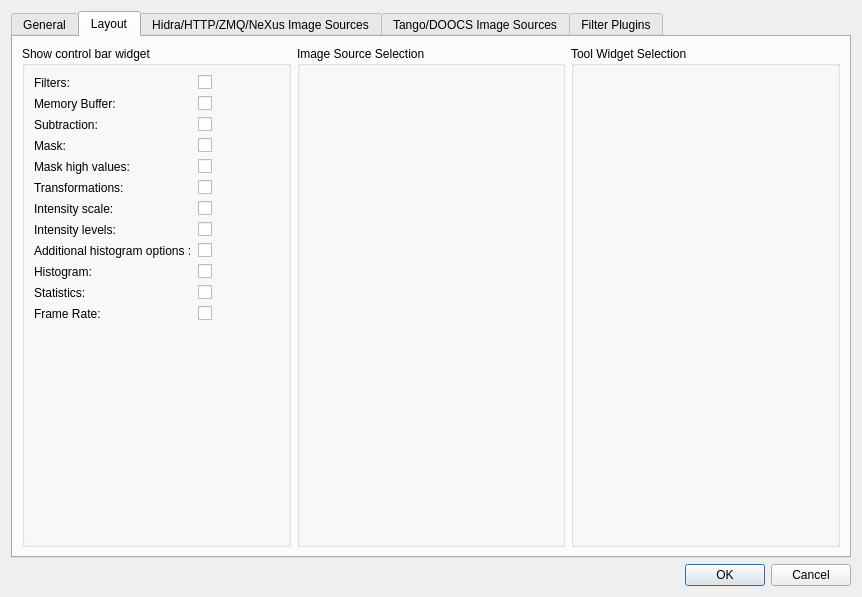
Qt form lavuelib/ui/ConfigDialog.ui (syncope/lavue) before a commit.
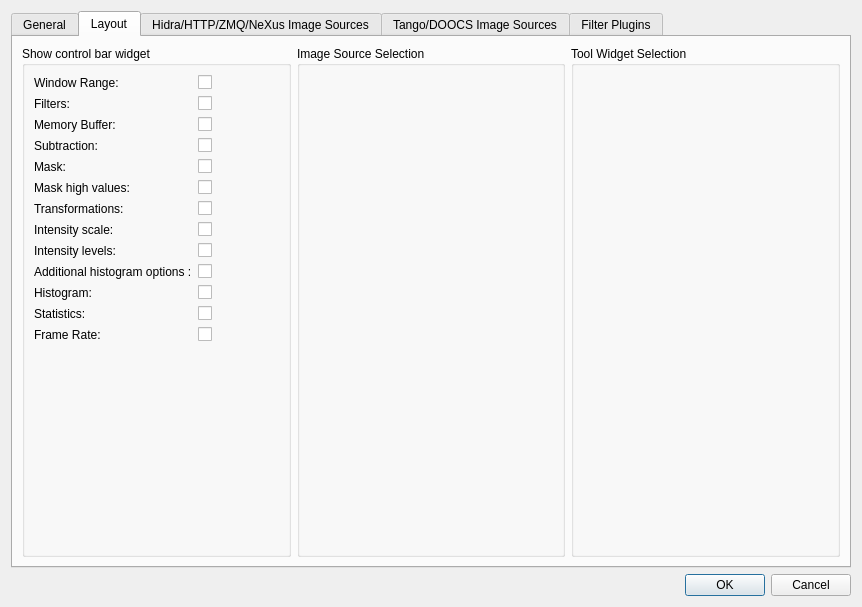
The same form after that commit. The open tabs and pages were chosen to show the change.

Commit message: add range window

```diff
--- a/lavuelib/ui/ConfigDialog.ui
+++ b/lavuelib/ui/ConfigDialog.ui
@@ -7,7 +7,7 @@
     <x>0</x>
     <y>0</y>
     <width>862</width>
-    <height>597</height>
+    <height>607</height>
    </rect>
   </property>
   <property name="windowTitle">
@@ -757,7 +757,7 @@
             </item>
             <item row="0" column="0">
              <layout class="QGridLayout" name="viewGridLayout">
-              <item row="5" column="0">
+              <item row="6" column="0">
                <widget class="QLabel" name="showmaskLabel">
                 <property name="toolTip">
                  <string>show widgets to select the image mask</string>
@@ -770,7 +770,7 @@
                 </property>
                </widget>
               </item>
-              <item row="6" column="0">
+              <item row="7" column="0">
                <widget class="QLabel" name="showmaskhighLabel">
                 <property name="toolTip">
                  <string>&lt;html&gt;&lt;head/&gt;&lt;body&gt;&lt;p&gt;show widgets to select the mask high pixel values&lt;/p&gt;&lt;/body&gt;&lt;/html&gt;</string>
@@ -783,7 +783,7 @@
                 </property>
                </widget>
               </item>
-              <item row="8" column="0">
+              <item row="9" column="0">
                <widget class="QLabel" name="showscaleLabel">
                 <property name="toolTip">
                  <string>show widgets to select the image intensity scale</string>
@@ -796,7 +796,7 @@
                 </property>
                </widget>
               </item>
-              <item row="11" column="1">
+              <item row="12" column="1">
                <widget class="QCheckBox" name="showhistoCheckBox">
                 <property name="toolTip">
                  <string>show histogram to set range and color distribution</string>
@@ -806,7 +806,7 @@
                 </property>
                </widget>
               </item>
-              <item row="12" column="0">
+              <item row="13" column="0">
                <widget class="QLabel" name="showstatsLabel">
                 <property name="toolTip">
                  <string>&lt;html&gt;&lt;head/&gt;&lt;body&gt;&lt;p&gt;show widgets statistics values&lt;/p&gt;&lt;/body&gt;&lt;/html&gt;</string>
@@ -819,7 +819,7 @@
                 </property>
                </widget>
               </item>
-              <item row="13" column="1">
+              <item row="14" column="1">
                <widget class="QCheckBox" name="showframerateCheckBox">
                 <property name="toolTip">
                  <string>&lt;html&gt;&lt;head/&gt;&lt;body&gt;&lt;p&gt;show widgets to view frame rate in Hz&lt;/p&gt;&lt;/body&gt;&lt;/html&gt;</string>
@@ -829,7 +829,7 @@
                 </property>
                </widget>
               </item>
-              <item row="7" column="1">
+              <item row="8" column="1">
                <widget class="QCheckBox" name="showtransCheckBox">
                 <property name="toolTip">
                  <string>show widgets to select the image transformations</string>
@@ -839,7 +839,7 @@
                 </property>
                </widget>
               </item>
-              <item row="12" column="1">
+              <item row="13" column="1">
                <widget class="QCheckBox" name="showstatsCheckBox">
                 <property name="toolTip">
                  <string>&lt;html&gt;&lt;head/&gt;&lt;body&gt;&lt;p&gt;show widgets statistics values&lt;/p&gt;&lt;/body&gt;&lt;/html&gt;</string>
@@ -849,7 +849,7 @@
                 </property>
                </widget>
               </item>
-              <item row="9" column="0">
+              <item row="10" column="0">
                <widget class="QLabel" name="showlevelsLabel">
                 <property name="toolTip">
                  <string>show widgets to select the image intensity levels</string>
@@ -862,7 +862,7 @@
                 </property>
                </widget>
               </item>
-              <item row="8" column="1">
+              <item row="9" column="1">
                <widget class="QCheckBox" name="showscaleCheckBox">
                 <property name="toolTip">
                  <string>show widgets to select the image intensity scale</string>
@@ -872,7 +872,7 @@
                 </property>
                </widget>
               </item>
-              <item row="10" column="1">
+              <item row="11" column="1">
                <widget class="QCheckBox" name="showaddhistoCheckBox">
                 <property name="toolTip">
                  <string>&lt;html&gt;&lt;head/&gt;&lt;body&gt;&lt;p&gt;show additional histogram options like image data step and bin edges algorithm&lt;/p&gt;&lt;/body&gt;&lt;/html&gt;</string>
@@ -882,7 +882,7 @@
                 </property>
                </widget>
               </item>
-              <item row="11" column="0">
+              <item row="12" column="0">
                <widget class="QLabel" name="showhistoLabel">
                 <property name="toolTip">
                  <string>show histogram to set range and color distribution</string>
@@ -895,14 +895,14 @@
                 </property>
                </widget>
               </item>
-              <item row="9" column="1">
+              <item row="10" column="1">
                <widget class="QCheckBox" name="showlevelsCheckBox">
                 <property name="text">
                  <string/>
                 </property>
                </widget>
               </item>
-              <item row="10" column="0">
+              <item row="11" column="0">
                <widget class="QLabel" name="showaddhistoLabel">
                 <property name="toolTip">
                  <string>&lt;html&gt;&lt;head/&gt;&lt;body&gt;&lt;p&gt;show additional histogram options like image data step and bin edges algorithm&lt;/p&gt;&lt;/body&gt;&lt;/html&gt;</string>
@@ -915,7 +915,7 @@
                 </property>
                </widget>
               </item>
-              <item row="7" column="0">
+              <item row="8" column="0">
                <widget class="QLabel" name="showtransLabel">
                 <property name="toolTip">
                  <string>show widgets to select the image transformations</string>
@@ -928,7 +928,7 @@
                 </property>
                </widget>
               </item>
-              <item row="2" column="1">
+              <item row="3" column="1">
                <widget class="QCheckBox" name="showfiltersCheckBox">
                 <property name="toolTip">
                  <string>&lt;html&gt;&lt;head/&gt;&lt;body&gt;&lt;p&gt;show widgets to select image filters&lt;/p&gt;&lt;/body&gt;&lt;/html&gt;</string>
@@ -938,7 +938,7 @@
                 </property>
                </widget>
               </item>
-              <item row="2" column="0">
+              <item row="3" column="0">
                <widget class="QLabel" name="showfiltersLabel">
                 <property name="toolTip">
                  <string>&lt;html&gt;&lt;head/&gt;&lt;body&gt;&lt;p&gt;show widgets to select image filters&lt;/p&gt;&lt;/body&gt;&lt;/html&gt;</string>
@@ -951,7 +951,7 @@
                 </property>
                </widget>
               </item>
-              <item row="13" column="0">
+              <item row="14" column="0">
                <widget class="QLabel" name="showframerateLabel">
                 <property name="toolTip">
                  <string>&lt;html&gt;&lt;head/&gt;&lt;body&gt;&lt;p&gt;show widgets to view frame rate in Hz&lt;/p&gt;&lt;/body&gt;&lt;/html&gt;</string>
@@ -964,7 +964,7 @@
                 </property>
                </widget>
               </item>
-              <item row="3" column="1">
+              <item row="4" column="1">
                <widget class="QCheckBox" name="showmbufferCheckBox">
                 <property name="toolTip">
                  <string>&lt;html&gt;&lt;head/&gt;&lt;body&gt;&lt;p&gt;show widgets to set memory buffer&lt;/p&gt;&lt;/body&gt;&lt;/html&gt;</string>
@@ -974,7 +974,7 @@
                 </property>
                </widget>
               </item>
-              <item row="3" column="0">
+              <item row="4" column="0">
                <widget class="QLabel" name="showmbufferLabel">
                 <property name="toolTip">
                  <string>&lt;html&gt;&lt;head/&gt;&lt;body&gt;&lt;p&gt;show widgets to set memory buffer&lt;/p&gt;&lt;/body&gt;&lt;/html&gt;</string>
@@ -987,7 +987,7 @@
                 </property>
                </widget>
               </item>
-              <item row="4" column="0">
+              <item row="5" column="0">
                <widget class="QLabel" name="showsubLabel">
                 <property name="toolTip">
                  <string>show widgets to select the image backgroud subtraction</string>
@@ -1000,7 +1000,7 @@
                 </property>
                </widget>
               </item>
-              <item row="6" column="1">
+              <item row="7" column="1">
                <widget class="QCheckBox" name="showmaskhighCheckBox">
                 <property name="toolTip">
                  <string>&lt;html&gt;&lt;head/&gt;&lt;body&gt;&lt;p&gt;show widgets to select the mask high pixel values&lt;/p&gt;&lt;/body&gt;&lt;/html&gt;</string>
@@ -1010,7 +1010,7 @@
                 </property>
                </widget>
               </item>
-              <item row="5" column="1">
+              <item row="6" column="1">
                <widget class="QCheckBox" name="showmaskCheckBox">
                 <property name="toolTip">
                  <string>show widgets to select the image mask</string>
@@ -1020,7 +1020,7 @@
                 </property>
                </widget>
               </item>
-              <item row="4" column="1">
+              <item row="5" column="1">
                <widget class="QCheckBox" name="showsubCheckBox">
                 <property name="toolTip">
                  <string>show widgets to select the image backgroud subtraction</string>
@@ -1030,6 +1030,23 @@
                 </property>
                </widget>
               </item>
+              <item row="2" column="0">
+               <widget class="QLabel" name="showrangeLabel">
+                <property name="text">
+                 <string>Window Range:</string>
+                </property>
+                <property name="buddy">
+                 <cstring>showrangeCheckBox</cstring>
+                </property>
+               </widget>
+              </item>
+              <item row="2" column="1">
+               <widget class="QCheckBox" name="showrangeCheckBox">
+                <property name="text">
+                 <string/>
+                </property>
+               </widget>
+              </item>
              </layout>
             </item>
            </layout>
```
Left out of the diff: 1 changed line with no effect on the pictures. The commit also changes 4 other files.
